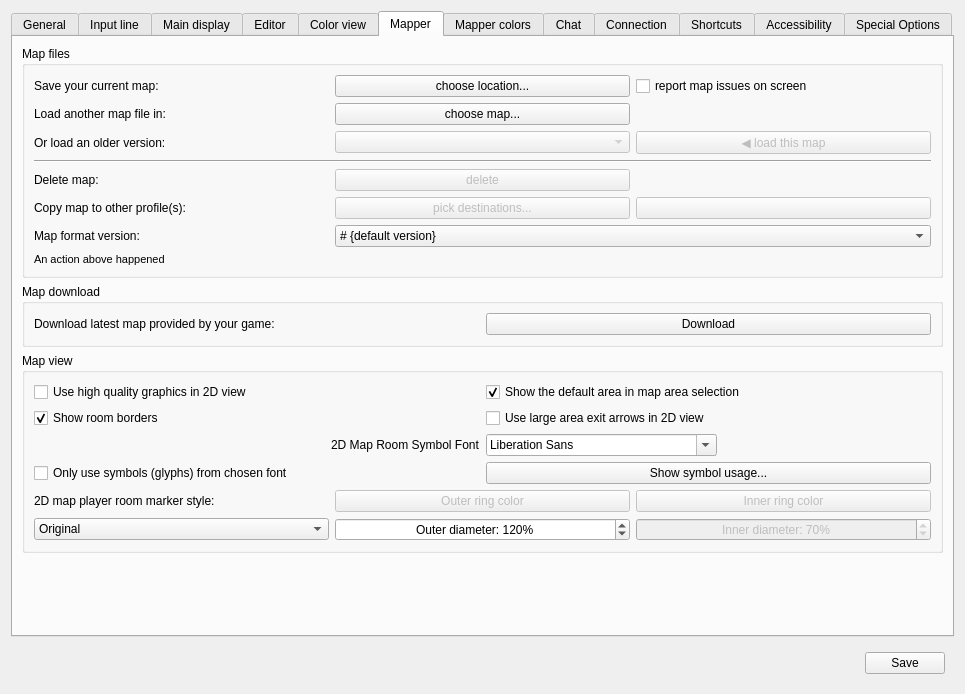
Before: the Qt Designer form src/ui/profile_preferences.ui in ThalynLabs/Mudlet, drawn with Qt 5.
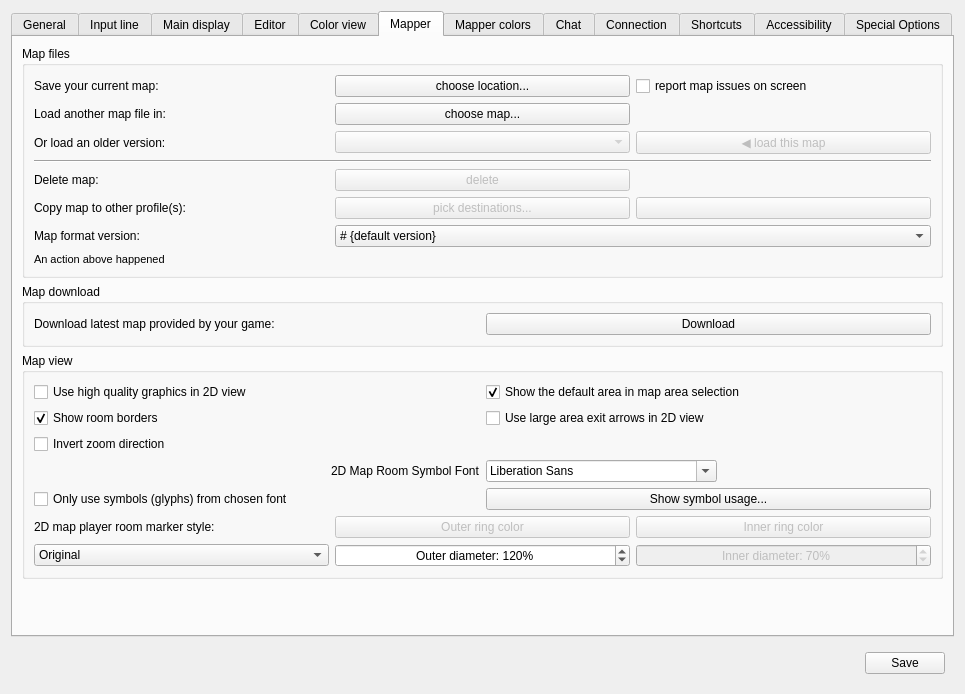
After: the same form once the commit is applied. The open tabs and pages were chosen to show the change. Icons and pictures are not drawn. Custom widgets are drawn as their Qt base class.

Commit message:
Improve: align 2D map zoom in/out with other applications (#8095)
<!-- Keep the title short & concise so anyone non-technical can
understand it,
     the title appears in PTB changelogs -->
#### Brief overview of PR changes/additions
Align 2D map zoom in/out with other applications - zooming up zooms you
out, zooming down zooms you in. This is the new default, but players can
revert to the old behaviour if wanted using an option.
#### Motivation for adding to Mudlet
player feedback from survey. Fixes
https://github.com/Mudlet/Mudlet/issues/7071.
#### Other info (issues closed, discussion etc)

What changed in the file:
```diff
--- a/src/ui/profile_preferences.ui
+++ b/src/ui/profile_preferences.ui
@@ -2387,31 +2387,44 @@
             </property>
            </widget>
           </item>
-          <item row="2" column="0" alignment="Qt::AlignmentFlag::AlignRight">
+          <item row="2" column="0">
+           <widget class="QCheckBox" name="checkBox_invertMapZoom">
+            <property name="toolTip">
+             <string>&lt;p&gt;If checked, scrolling up zooms out and scrolling down zooms in. If unchecked, scrolling up zooms in and scrolling down zooms out.&lt;/p&gt;</string>
+            </property>
+            <property name="text">
+             <string>Invert zoom direction</string>
+            </property>
+            <property name="checked">
+             <bool>false</bool>
+            </property>
+           </widget>
+          </item>
+          <item row="3" column="0" alignment="Qt::AlignmentFlag::AlignRight">
            <widget class="QLabel" name="label_mapSymbolsFont">
             <property name="text">
              <string>2D Map Room Symbol Font</string>
             </property>
            </widget>
           </item>
-          <item row="2" column="1" alignment="Qt::AlignmentFlag::AlignLeft">
+          <item row="3" column="1" alignment="Qt::AlignmentFlag::AlignLeft">
            <widget class="QFontComboBox" name="fontComboBox_mapSymbols"/>
           </item>
-          <item row="3" column="0">
+          <item row="4" column="0">
            <widget class="QCheckBox" name="checkBox_isOnlyMapSymbolFontToBeUsed">
             <property name="text">
              <string>Only use symbols (glyphs) from chosen font</string>
             </property>
            </widget>
           </item>
-          <item row="3" column="1">
+          <item row="4" column="1">
            <widget class="QPushButton" name="pushButton_showGlyphUsage">
             <property name="text">
              <string>Show symbol usage...</string>
             </property>
            </widget>
           </item>
-          <item row="4" column="0" colspan="2">
+          <item row="5" column="0" colspan="2">
            <widget class="QWidget" name="widget_playerRoomStyle" native="true">
             <layout class="QGridLayout" name="gridLayout_widget_playerRoomStyle">
              <property name="leftMargin">
```
The commit also changes 5 other files.
